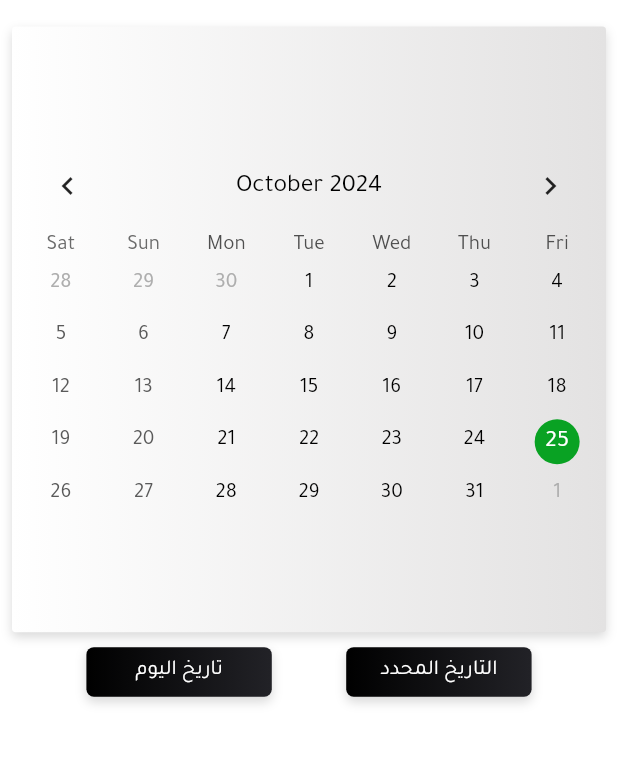
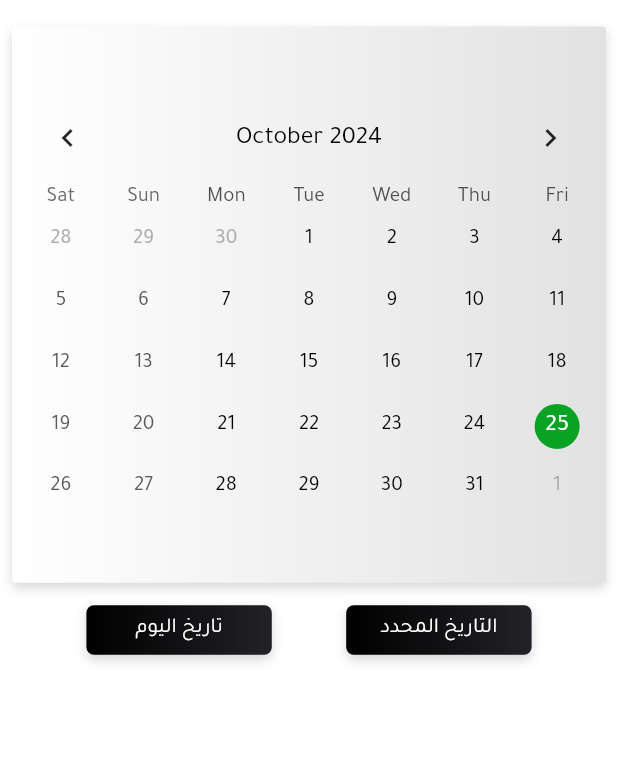
Before and after one commit to Abdulmajeed-98/badyh_cal, a Flutter app: the TableCalendarScreen screen opened by its route, on a phone screen of 412 x 824 dp, the part 62-827 px from its top. Run offline on Flutter 3.47's test engine with Material 3 defaults, Android fonts, the light colour scheme and no system bars; drawn by our look-alikes of table_calendar; our stand-ins replace another_flutter_splash_screen, dio, fluttertoast, get, hijri, jiffy and 2 more; network calls fail.

Commit message:
Disable rotate screen, Edit table_calendar screen

```diff
--- a/lib/core/views/screens/calendar/tableCalendar_screen.dart
+++ b/lib/core/views/screens/calendar/tableCalendar_screen.dart
@@ -83,7 +83,7 @@ class TableCalendarScreen extends StatelessWidget {
                                         child: Cust_BoxShadow(
                                       height:
                                           MediaQuery.of(context).size.height *
-                                              0.49,
+                                              0.45,
                                       child: TableCalendar(
                                           // daysOfWeekStyle: DaysOfWeekStyle(
                                           //   weekendStyle:
@@ -108,8 +108,7 @@ class TableCalendarScreen extends StatelessWidget {
                                                                 color: Colors
                                                                     .white),
                                                           ))),
-                                              selectedBuilder: (context, day,
-                                                      focusedDay) =>
+                                              selectedBuilder: (context, day, focusedDay) =>
                                                   Center(
                                                       child: CircleAvatar(
                                                           backgroundColor:
@@ -137,7 +136,9 @@ class TableCalendarScreen extends StatelessWidget {
                                             Navigator.pop(context);
                                           },
                                           onDaySelected: ta.onDaySelected,
-                                          rowHeight: 35,
+                                          rowHeight:
+                                              MediaQuery.of(context).size.height *
+                                                  0.05,
                                           availableGestures:
                                               AvailableGestures.all,
                                           selectedDayPredicate: (day) =>
@@ -148,9 +149,9 @@ class TableCalendarScreen extends StatelessWidget {
                                           focusedDay: ta.selectedDate,
                                           startingDayOfWeek: StartingDayOfWeek.saturday,
                                           firstDay: DateTime.utc(2000, 1, 1),
-                                          lastDay: DateTime.utc(2030, 1, 1)),
+                                          lastDay: DateTime.utc(2040, 1, 1)),
                                     )),
-                                    SizedBox(height: 10),
+                                    SizedBox(height: 15),
                                     Row(
                                       mainAxisAlignment:
                                           MainAxisAlignment.spaceEvenly,
```
Also changed, not shown: 1 other file.
